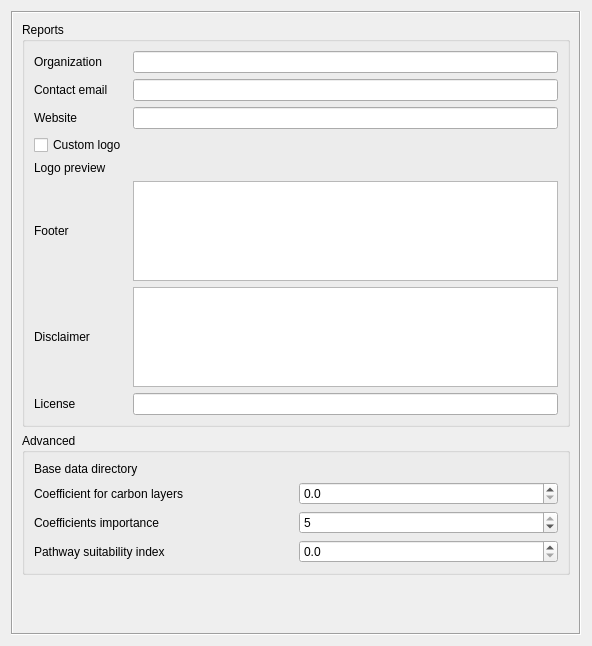
This is src/cplus_plugin/ui/qgis_settings.ui in ConservationInternational/cplus-plugin as Qt 5 draws it before an edit. The edited form follows.
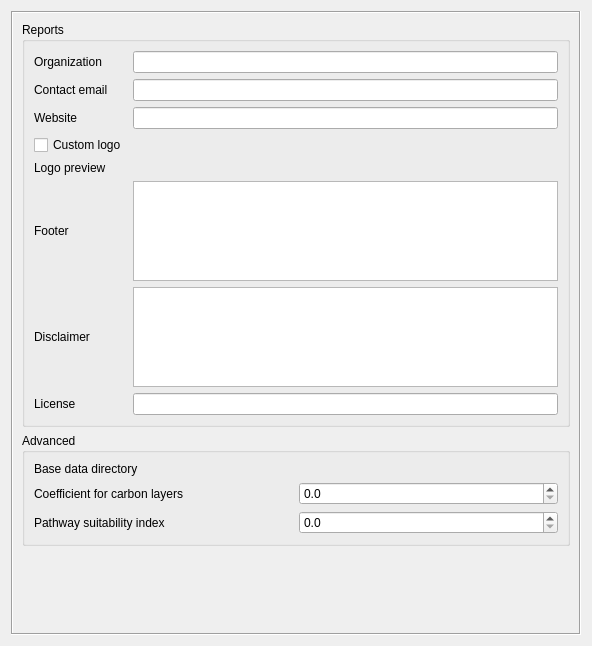
This is the edited form. Custom widgets are drawn as their Qt base class.

Commit message: removed coefficients importance setting

```diff
--- a/src/cplus_plugin/ui/qgis_settings.ui
+++ b/src/cplus_plugin/ui/qgis_settings.ui
@@ -164,6 +164,36 @@
           <string>Advanced</string>
          </property>
          <layout class="QGridLayout" name="gridLayout_2">
+          <item row="3" column="0">
+           <widget class="QLabel" name="carbon_coefficien_la">
+            <property name="toolTip">
+             <string>The value that will be used as a coefficient when combining pathways with carbon layers. </string>
+            </property>
+            <property name="text">
+             <string>Coefficient for carbon layers</string>
+            </property>
+           </widget>
+          </item>
+          <item row="2" column="0">
+           <widget class="QLabel" name="lbl_data_dir">
+            <property name="text">
+             <string>Base data directory</string>
+            </property>
+           </widget>
+          </item>
+          <item row="4" column="1">
+           <widget class="QDoubleSpinBox" name="suitability_index_box">
+            <property name="decimals">
+             <number>1</number>
+            </property>
+            <property name="maximum">
+             <double>5.000000000000000</double>
+            </property>
+            <property name="singleStep">
+             <double>0.100000000000000</double>
+            </property>
+           </widget>
+          </item>
           <item row="3" column="1">
            <widget class="QDoubleSpinBox" name="carbon_coefficient_box">
             <property name="toolTip">
@@ -184,22 +214,9 @@
            </widget>
           </item>
           <item row="4" column="0">
-           <widget class="QLabel" name="label">
-            <property name="toolTip">
-             <string>&lt;html&gt;&lt;head/&gt;&lt;body&gt;&lt;p&gt;Used to specify the level of importance for the used coefficients when combining carbon layers with the NCS pathways.&lt;/p&gt;&lt;/body&gt;&lt;/html&gt;</string>
-            </property>
+           <widget class="QLabel" name="lbl_suitability_index">
             <property name="text">
-             <string>Coefficients importance</string>
-            </property>
-           </widget>
-          </item>
-          <item row="3" column="0">
-           <widget class="QLabel" name="carbon_coefficien_la">
-            <property name="toolTip">
-             <string>The value that will be used as a coefficient when combining pathways with carbon layers. </string>
-            </property>
-            <property name="text">
-             <string>Coefficient for carbon layers</string>
+             <string>Pathway suitability index</string>
             </property>
            </widget>
           </item>
@@ -213,49 +230,6 @@
             </property>
            </widget>
           </item>
-          <item row="4" column="1">
-           <widget class="QSpinBox" name="coefficients_importance_box">
-            <property name="toolTip">
-             <string>&lt;html&gt;&lt;head/&gt;&lt;body&gt;&lt;p&gt;Used to specify the level of importance for the used coefficients when weighting the implementation models with the priority weighting layers and when combining carbon layers with the NCS pathways.&lt;/p&gt;&lt;/body&gt;&lt;/html&gt;</string>
-            </property>
-            <property name="minimum">
-             <number>1</number>
-            </property>
-            <property name="maximum">
-             <number>5</number>
-            </property>
-            <property name="value">
-             <number>5</number>
-            </property>
-           </widget>
-          </item>
-          <item row="2" column="0">
-           <widget class="QLabel" name="lbl_data_dir">
-            <property name="text">
-             <string>Base data directory</string>
-            </property>
-           </widget>
-          </item>
-          <item row="5" column="0">
-           <widget class="QLabel" name="lbl_suitability_index">
-            <property name="text">
-             <string>Pathway suitability index</string>
-            </property>
-           </widget>
-          </item>
-          <item row="5" column="1">
-           <widget class="QDoubleSpinBox" name="suitability_index_box">
-            <property name="decimals">
-             <number>1</number>
-            </property>
-            <property name="maximum">
-             <double>5.000000000000000</double>
-            </property>
-            <property name="singleStep">
-             <double>0.100000000000000</double>
-            </property>
-           </widget>
-          </item>
          </layout>
         </widget>
        </item>
```
The commit also changes 3 other files.
